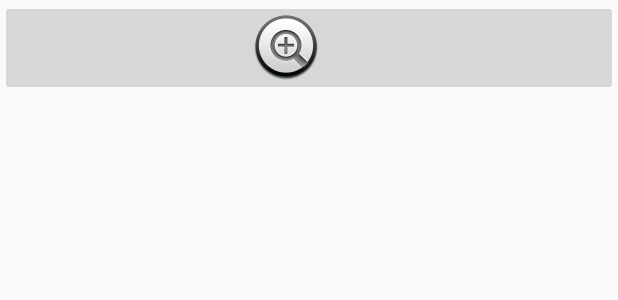
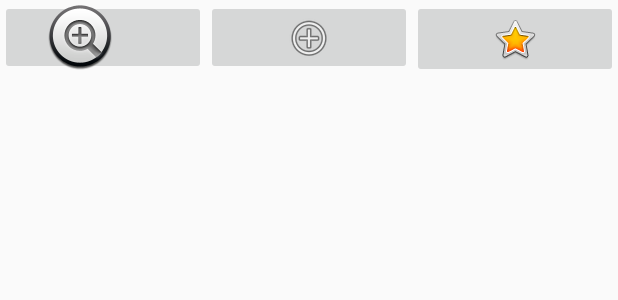
Before and after one commit to Dan-Burke-P/WebBrowser, an Android app: the layout fragment_browser_control.xml on its own in the app's theme, with its tools: preview values and no code run, on a phone screen of 412 x 824 dp. Shown: the top 300 px of the screen. Run offline under Robolectric (Android 15) with nearby library versions, the phone set to English and light mode, and no system bars.

Commit message:
Added fragment

```diff
--- a/app/src/main/java/edu/temple/webbrowser/ActivityFragments/PageViewerFragment.java
+++ b/app/src/main/java/edu/temple/webbrowser/ActivityFragments/PageViewerFragment.java
@@ -68,7 +68,7 @@ public class PageViewerFragment extends Fragment {
             }
         });
         webView.getSettings().setJavaScriptEnabled(true);
-
+        webView.loadUrl(url);
         return view;
     }
 
--- a/app/src/main/res/layout/fragment_browser_control.xml
+++ b/app/src/main/res/layout/fragment_browser_control.xml
@@ -1,5 +1,5 @@
 <?xml version="1.0" encoding="utf-8"?>
-<FrameLayout xmlns:android="http://schemas.android.com/apk/res/android"
+<LinearLayout xmlns:android="http://schemas.android.com/apk/res/android"
     xmlns:app="http://schemas.android.com/apk/res-auto"
     xmlns:tools="http://schemas.android.com/tools"
     android:layout_width="match_parent"
@@ -10,7 +10,22 @@
 
     <ImageButton
         android:id="@+id/new_page_button"
-        android:layout_width="match_parent"
+        android:layout_width="0dp"
+        android:layout_height="50dp"
+        android:layout_weight=".5"
+        android:src="@android:drawable/btn_plus" />
+
+    <ImageButton
+        android:id="@+id/save_page_button"
+        android:layout_width="0dp"
+        android:layout_height="50dp"
+        android:layout_weight=".5"
+        android:src="@android:drawable/ic_menu_add" />
+
+    <ImageButton
+        android:id="@+id/show_bookmark_button"
+        android:layout_width="0dp"
         android:layout_height="wrap_content"
-        android:src="@android:drawable/btn_plus" />
-</FrameLayout>
+        android:layout_weight=".5"
+        android:src="@android:drawable/btn_star_big_on" />
+</LinearLayout>
```
Also changed, not shown: app/src/main/java/edu/temple/webbrowser/ActivityFragments/BrowserControlFragment.java (+20 -0 lines), app/src/main/java/edu/temple/webbrowser/ActivityFragments/PagerFragment.java (+8 -1 lines), app/src/main/java/edu/temple/webbrowser/ActivityFragments/bookMarkDisplayFragment.java (added, +62 -0 lines), app/src/main/java/edu/temple/webbrowser/BrowserActivity.java (+8 -3 lines), app/src/main/java/edu/temple/webbrowser/FragmentInterfaces/PagerFragmentInterface.java (+7 -0 lines), app/src/main/res/layout/fragment_book_mark_display.xml (added, +23 -0 lines), app/src/main/res/layout/fragment_pager.xml (+8 -0 lines).
